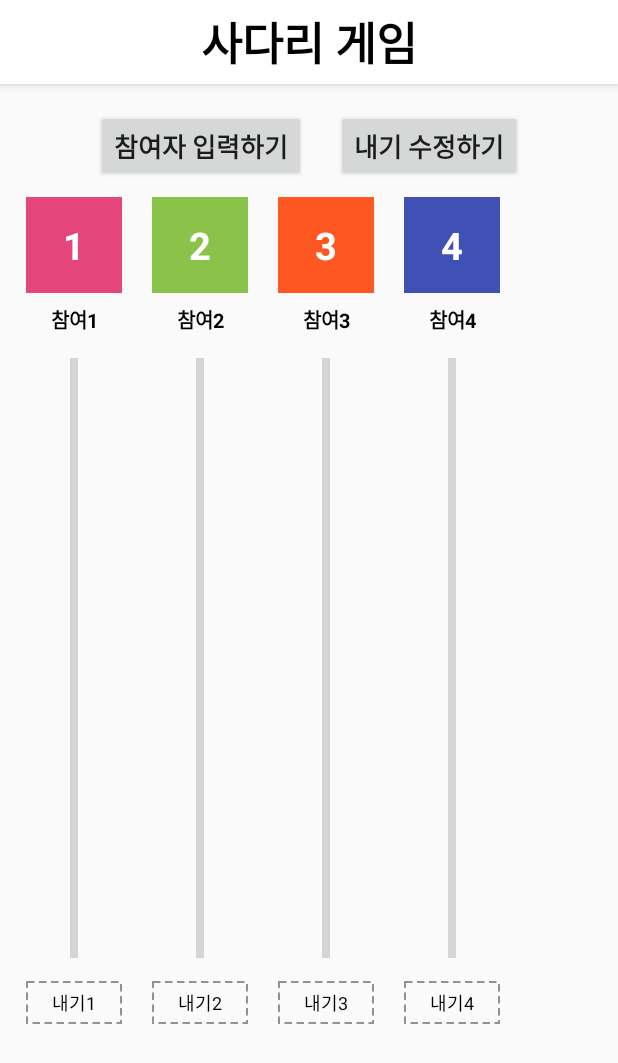
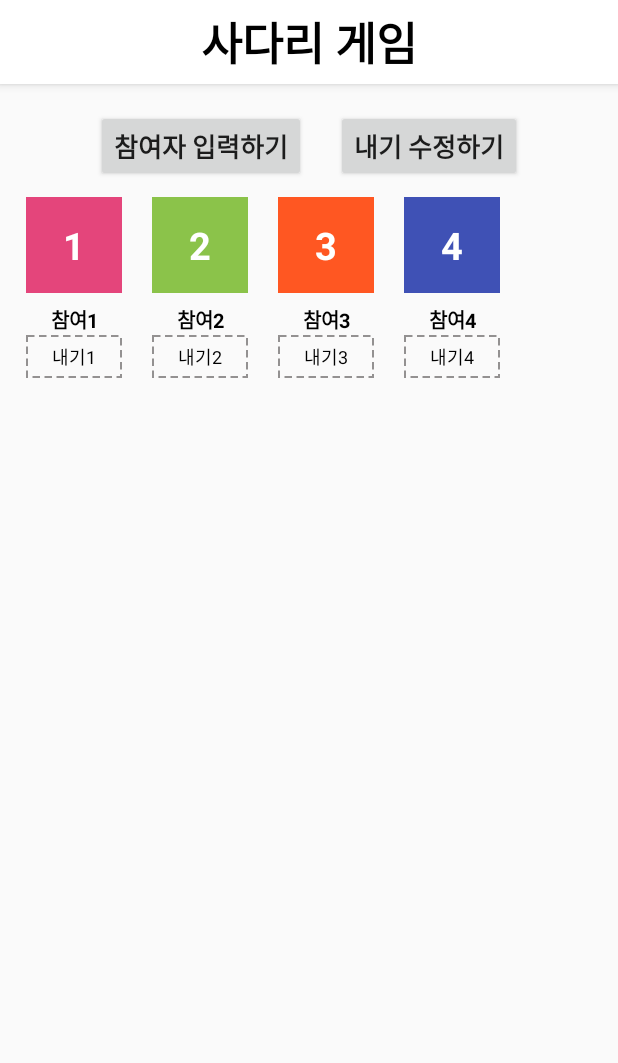
Before and after one commit to EunHoJeong/LadderGame, an Android app: the screen it shows after launch (MainActivity), on a phone screen of 412 x 824 dp. Shown: the top 1063 px of the screen. Run offline under Robolectric (Android 15) with nearby library versions, the phone set to English and light mode, and no system bars.

Commit message:
Bet And Participant End

```diff
--- a/app/src/main/java/com/polared/laddergame/MainActivity.java
+++ b/app/src/main/java/com/polared/laddergame/MainActivity.java
@@ -12,6 +12,7 @@ import android.content.Intent;
 import android.graphics.Canvas;
 import android.graphics.Color;
 import android.graphics.Paint;
+import android.graphics.Rect;
 import android.os.Bundle;
 import android.util.Log;
 import android.view.LayoutInflater;
@@ -38,8 +39,8 @@ public class MainActivity extends AppCompatActivity {
     private int typePosition = 0;
 
     private int[] colors = new int[]{R.color.my_pink, R.color.my_green, R.color.my_orange, R.color.my_indigo
-                                    , R.color.my_yellow, R.color.my_turquoise, R.color.my_purple, R.color.my_sky
-                                    , R.color.my_gray, R.color.my_red, R.color.my_brown, R.color.my_beige };
+            , R.color.my_yellow, R.color.my_turquoise, R.color.my_purple, R.color.my_sky
+            , R.color.my_brown, R.color.my_gray, R.color.my_red, R.color.my_beige };
 
     private ActivityResultLauncher mStartForResult = registerForActivityResult(
             new ActivityResultContracts.StartActivityForResult(),
@@ -113,6 +114,7 @@ public class MainActivity extends AppCompatActivity {
         participantInput = findViewById(R.id.participantInput);
 
         modifyBet = findViewById(R.id.modifyBet);
+
 
         eventHandlerFunc();
 
--- a/app/src/main/java/com/polared/laddergame/ParticipantSetting.java
+++ b/app/src/main/java/com/polared/laddergame/ParticipantSetting.java
@@ -39,6 +39,10 @@ public class ParticipantSetting extends AppCompatActivity {
     private String jsonParticipantNames;
     private String[] participantNames;
     private int participantNumber = 0;
+
+    private int[] colors = new int[]{R.color.my_pink, R.color.my_green, R.color.my_orange, R.color.my_indigo
+            , R.color.my_yellow, R.color.my_turquoise, R.color.my_purple, R.color.my_sky
+            , R.color.my_brown, R.color.my_gray, R.color.my_red, R.color.my_beige };
 
 
     @SuppressLint("WrongConstant")
@@ -127,7 +131,7 @@ public class ParticipantSetting extends AppCompatActivity {
 
     private void setTvNumber(TextView tvNumber, int position) {
         tvNumber.setText(""+(position+1));
-        tvNumber.setBackgroundColor(Color.BLACK);
+        tvNumber.setBackgroundResource(colors[position]);
     }
 
 
--- a/app/src/main/res/layout/ladder_item.xml
+++ b/app/src/main/res/layout/ladder_item.xml
@@ -27,15 +27,6 @@
         android:textStyle="bold"
         android:gravity="center"/>
 
-    <LinearLayout
-        android:layout_marginVertical="15dp"
-        android:layout_width="5dp"
-        android:layout_height="400dp"
-        android:layout_weight="1"
-        android:layout_gravity="center"
-        android:background="#D5D5D5"/>
-
-
     <TextView
         android:id="@+id/tvBetName"
         android:layout_width="64dp"
```
